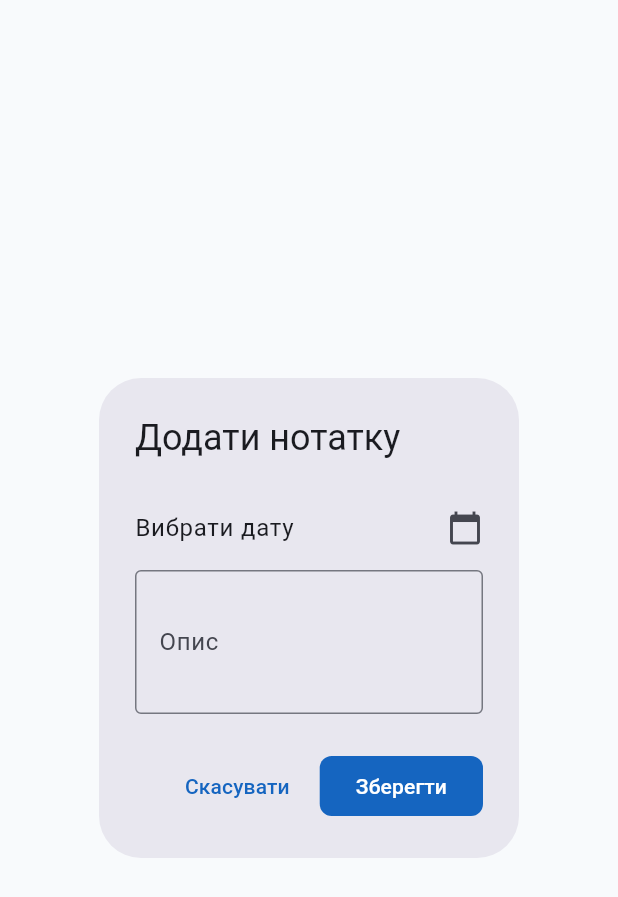
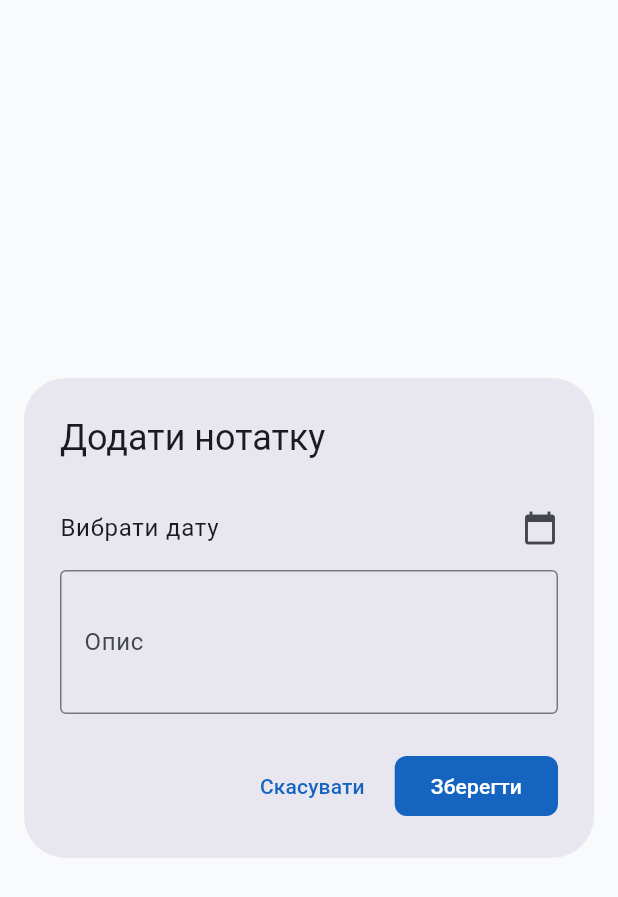
Before and after one commit to Saider3623/AutoUBC, a Flutter app: the _NoteDialog widget shown alone on an empty page, opened directly with empty values, on a phone screen of 412 x 824 dp. Shown: the top 897 px of the screen. Run offline on Flutter 3.47's test engine with Material 3 defaults, Android fonts, the phone set to English and light mode, and no system bars; our stand-ins replace google_sign_in, isar, pdf, share_plus, shared_preferences; missing offline and left inert: googleapis; accounts and stored records are empty; generated files the repository leaves out were written again; statements that could not run were skipped.

Commit message:
Рефакторинг финал

```diff
--- a/lib/screens/data_entry_screen.dart
+++ b/lib/screens/data_entry_screen.dart
@@ -468,10 +468,13 @@ class _NoteDialogState extends State<_NoteDialog> {
     final languageCode = localeProvider.locale?.languageCode ?? 'uk';
 
     return AlertDialog(
+      insetPadding: const EdgeInsets.symmetric(horizontal: 16, vertical: 24),
       title: Text(
         widget.noteToEdit != null ? loc.editNote : loc.addNote,
       ),
-      content: SingleChildScrollView(
+      content: SizedBox(
+        width: double.maxFinite,
+        child: SingleChildScrollView(
           child: Column(
             mainAxisSize: MainAxisSize.min,
             crossAxisAlignment: CrossAxisAlignment.start,
@@ -531,6 +534,7 @@ class _NoteDialogState extends State<_NoteDialog> {
                 ),
               ),
             ],
+          ),
         ),
       ),
       actions: [
```
Also changed, not shown: 3 other files. Lines whose indentation alone changed are shown as unchanged.
